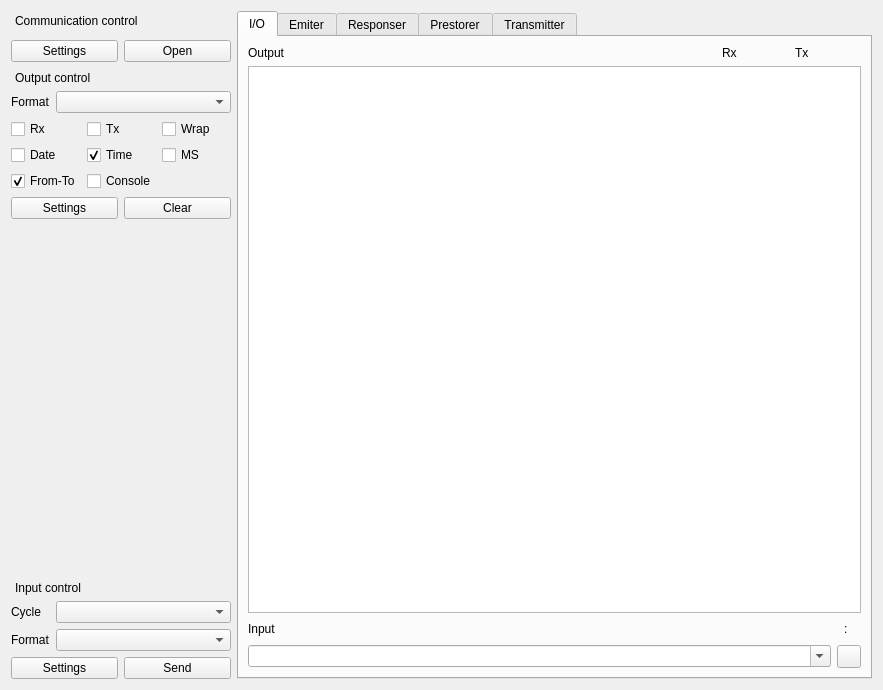
x-tools-author/x-tools, file Source/ToolBox/ToolBoxUI/xToolsToolBoxUi.ui: the form before one commit.
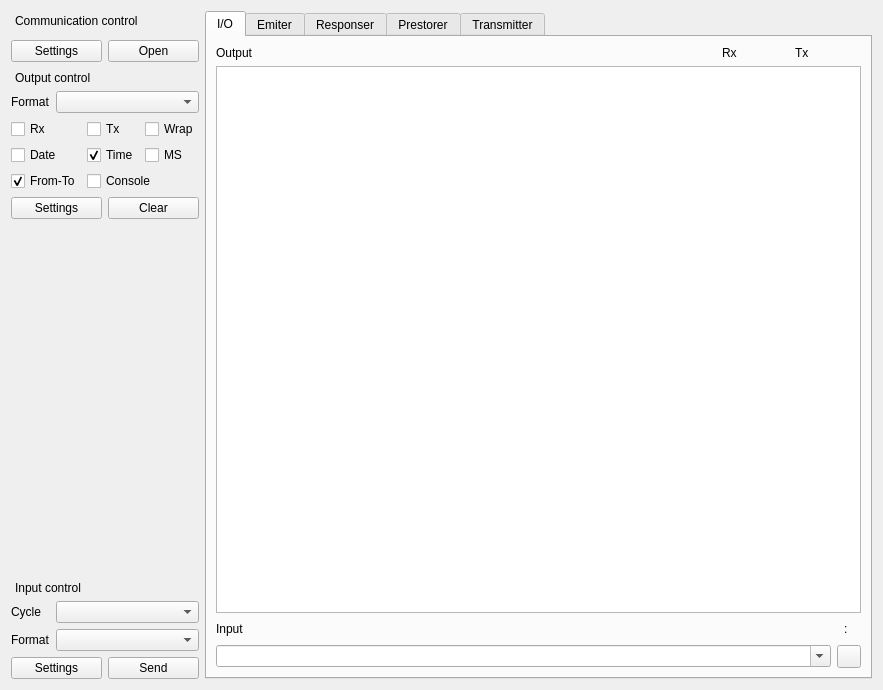
The form after the commit. Custom widgets are drawn as their Qt base class.

What changed in the file:
```diff
--- a/Source/ToolBox/ToolBoxUI/xToolsToolBoxUi.ui
+++ b/Source/ToolBox/ToolBoxUI/xToolsToolBoxUi.ui
@@ -24,7 +24,7 @@
     <widget class="QWidget" name="widgetControl" native="true">
      <property name="minimumSize">
       <size>
-       <width>220</width>
+       <width>0</width>
        <height>0</height>
       </size>
      </property>
```
